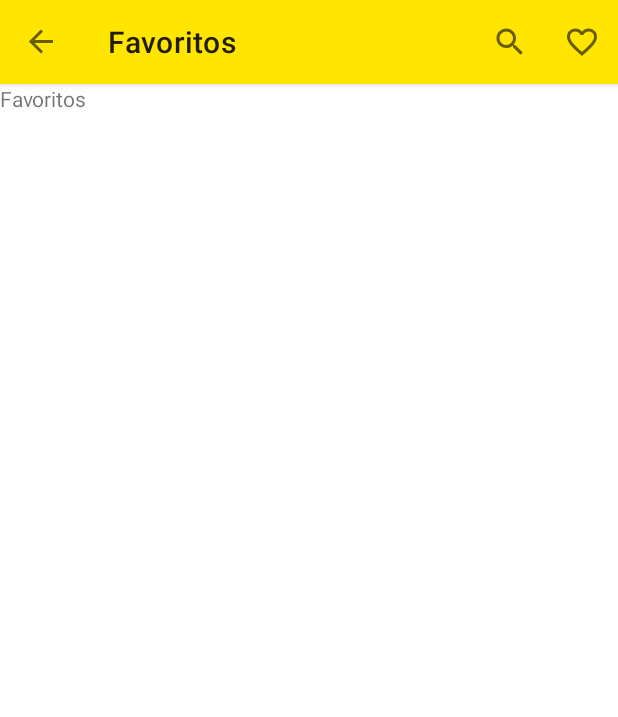
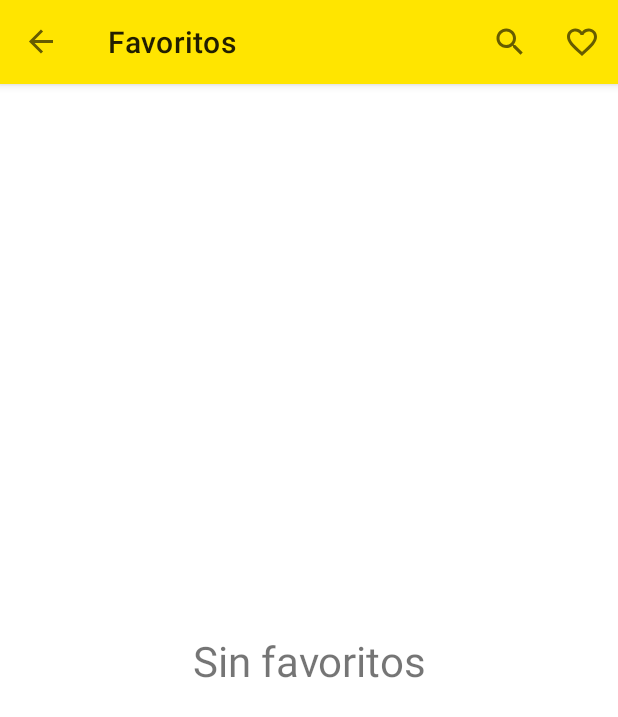
Before and after one commit to Krkhvr/busca-productos-mercado-libre, an Android app: the FavFragment screen opened through its navigation route, on a phone screen of 412 x 824 dp. Shown: the top 717 px of the screen. Run offline under Robolectric (Android 15) with nearby library versions, the phone set to English and light mode, and no system bars; our stand-ins replace Dagger/Hilt's generated code, Picasso, navigation-ui; pictures from the network do not load.

```diff
--- a/app/src/main/AndroidManifest.xml
+++ b/app/src/main/AndroidManifest.xml
@@ -3,6 +3,7 @@
     package="com.marco.buscamercadolibre" >
 
     <uses-permission android:name="android.permission.INTERNET" />
+    <uses-permission android:name="android.permission.ACCESS_NETWORK_STATE"/>
 
     <application
         android:name=".di.BaseApplication"
--- a/app/src/main/java/com/marco/buscamercadolibre/viewmodel/ProductViewModel.kt
+++ b/app/src/main/java/com/marco/buscamercadolibre/viewmodel/ProductViewModel.kt
@@ -4,9 +4,11 @@ import android.util.Log
 import androidx.lifecycle.MutableLiveData
 import androidx.lifecycle.ViewModel
 import androidx.lifecycle.viewModelScope
+import com.marco.buscamercadolibre.common.Utility
 import com.marco.buscamercadolibre.model.product.ResultModel
 import com.marco.buscamercadolibre.repository.ProductRepository
 import dagger.hilt.android.lifecycle.HiltViewModel
+import dagger.hilt.android.qualifiers.ApplicationContext
 import kotlinx.coroutines.launch
 import javax.inject.Inject
 
--- a/app/src/main/res/layout/fragment_fav.xml
+++ b/app/src/main/res/layout/fragment_fav.xml
@@ -1,14 +1,21 @@
 <?xml version="1.0" encoding="utf-8"?>
-<FrameLayout xmlns:android="http://schemas.android.com/apk/res/android"
+<androidx.constraintlayout.widget.ConstraintLayout
+    xmlns:android="http://schemas.android.com/apk/res/android"
     xmlns:tools="http://schemas.android.com/tools"
+    xmlns:app="http://schemas.android.com/apk/res-auto"
     android:layout_width="match_parent"
     android:layout_height="match_parent"
     tools:context=".view.fav.FavFragment">
 
-    <!-- TODO: Update blank fragment layout -->
     <TextView
-        android:layout_width="match_parent"
-        android:layout_height="match_parent"
-        android:text="@string/fav_name" />
+        android:id="@+id/textViewNoProducts"
+        android:layout_width="wrap_content"
+        android:layout_height="wrap_content"
+        app:layout_constraintStart_toStartOf="parent"
+        app:layout_constraintTop_toTopOf="parent"
+        app:layout_constraintEnd_toEndOf="parent"
+        app:layout_constraintBottom_toBottomOf="parent"
+        android:text="@string/no_favs"
+        android:textSize="@dimen/no_products" />
 
-</FrameLayout>
+</androidx.constraintlayout.widget.ConstraintLayout>
--- a/app/src/main/res/values/dimens.xml
+++ b/app/src/main/res/values/dimens.xml
@@ -11,7 +11,6 @@
 
     <!--MainFragment-->
     <dimen name="no_products">28sp</dimen>
-    <dimen name="fab_margin">16dp</dimen>
 
     <!--ProductDetailFragment-->
     <dimen name="margin_separator">10dp</dimen>
--- a/app/src/main/res/values/strings.xml
+++ b/app/src/main/res/values/strings.xml
@@ -5,8 +5,9 @@
 
     <!--MainActivity-->
     <string name="description_label">Producto:</string>
+    <string name="no_internet_message">El dispositivo no está conectado a la red</string>
 
-    <!--Fragment Main-->
+    <!--MainFragment-->
     <string name="no_products">Lista vacía</string>
 
     <!--ProductDetailFragment-->
@@ -14,6 +15,9 @@
     <string name="status_label">Estatus: </string>
     <string name="domain_label">Dominio: </string>
     <string name="features_label">Características</string>
+
+    <!--FavFragment-->
+    <string name="no_favs">Sin favoritos</string>
 
     <!--Menu-->
     <string name="search_description">Search</string>
```
Also changed, not shown: app/src/main/java/com/marco/buscamercadolibre/common/Utility.kt (added, +21 -0 lines), app/src/main/java/com/marco/buscamercadolibre/view/main/MainActivity.kt (+10 -6 lines), app/src/main/java/com/marco/buscamercadolibre/view/main/MainFragment.kt (+1 -8 lines), app/src/main/res/drawable/ic_delete.xml (deleted, +0 -10 lines), app/src/main/res/layout/fragment_main.xml (+0 -11 lines).
